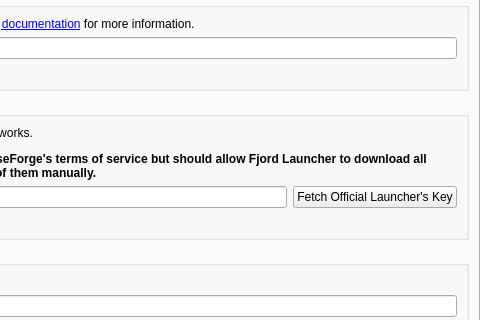
First picture: the form in launcher/ui/pages/global/APIPage.ui, repository FnordMC/FnordLauncher, before the edit; both pictures show x 361 to 841 and y 156 to 476 of the 841 by 620 pixel window.
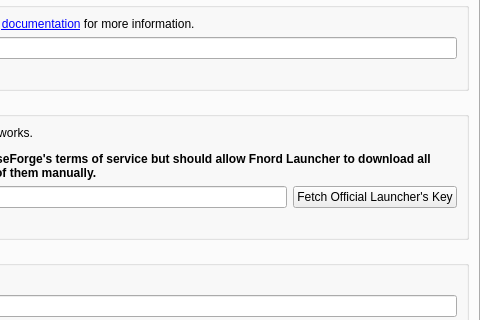
Second picture: the form after the edit. The open tabs and pages were chosen to show the change.

```diff
--- a/launcher/ui/pages/global/APIPage.ui
+++ b/launcher/ui/pages/global/APIPage.ui
@@ -294,7 +294,7 @@
              </sizepolicy>
             </property>
             <property name="text">
-             <string>&lt;html&gt;&lt;head/&gt;&lt;body&gt;&lt;p&gt;Note: you probably don't need to set this if CurseForge already works.&lt;/p&gt;&lt;p&gt;&lt;span style=&quot; font-weight:700;&quot;&gt;Using the official CurseForge app's API key may break CurseForge's terms of service but should allow Fjord Launcher to download all mods in a modpack without you needing to download any of them manually.&lt;/span&gt;&lt;/p&gt;&lt;/body&gt;&lt;/html&gt;</string>
+             <string>&lt;html&gt;&lt;head/&gt;&lt;body&gt;&lt;p&gt;Note: you probably don't need to set this if CurseForge already works.&lt;/p&gt;&lt;p&gt;&lt;span style=&quot; font-weight:700;&quot;&gt;Using the official CurseForge app's API key may break CurseForge's terms of service but should allow Fnord Launcher to download all mods in a modpack without you needing to download any of them manually.&lt;/span&gt;&lt;/p&gt;&lt;/body&gt;&lt;/html&gt;</string>
             </property>
             <property name="wordWrap">
              <bool>true</bool>
```
